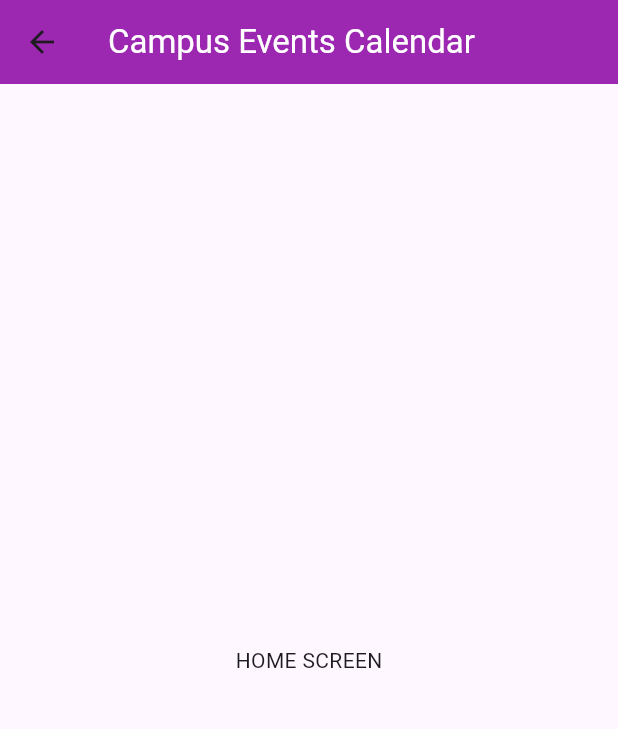
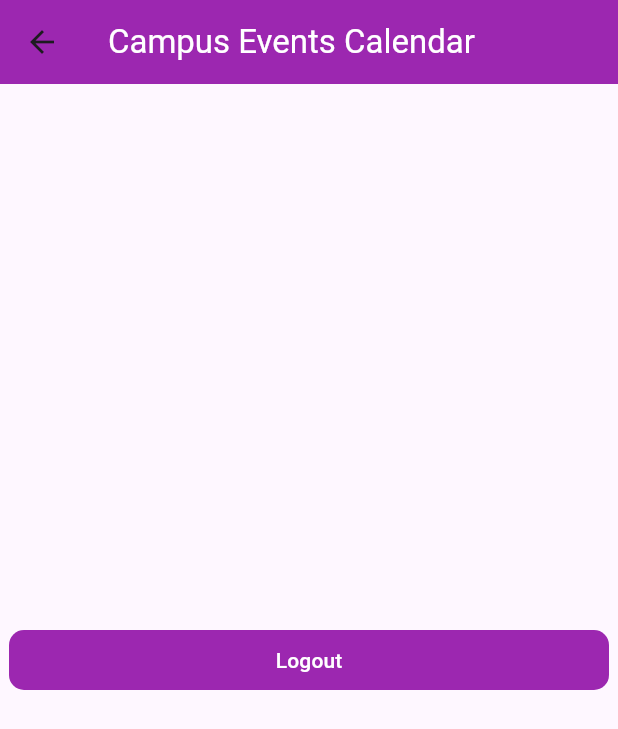
Before and after one commit to markasilum/t2024it5_campuseventscalendar_web, a Flutter app: the HomeScreen screen opened directly, on a phone screen of 412 x 824 dp. Shown: the top 729 px of the screen. Run offline on Flutter 3.47's test engine with Material 3 defaults, Android fonts, the phone set to English and light mode, and no system bars.

Commit message:
logout button

```diff
--- a/lib/screens/homeScreen.dart
+++ b/lib/screens/homeScreen.dart
@@ -1,4 +1,5 @@
 import 'package:flutter/material.dart';
+import 'package:t2024it5_campuseventscalendar_web/screens/loginScreen.dart';
 
 class HomeScreen extends StatelessWidget {
   const HomeScreen({super.key});
@@ -13,8 +14,28 @@ class HomeScreen extends StatelessWidget {
       ),
       body: Center(
         child: Container(
-          child: Text("HOME SCREEN"),
-        ),
+                          decoration: BoxDecoration(
+                              color: Colors.purple,
+                              borderRadius:
+                                  BorderRadius.all(Radius.circular(10))),
+                          width: 400,
+                          height: 40,
+                          child: TextButton(
+                              onPressed: () {
+                                Navigator.push(
+                                  context,
+                                  MaterialPageRoute(
+                                      builder: (context) =>
+                                          const LoginScreen()),
+                                );
+                              },
+                              child: Text(
+                                "Logout",
+                                style: TextStyle(
+                                  color: Colors.white,
+                                ),
+                              )),
+                        ),
       ),
     );
   }
```
